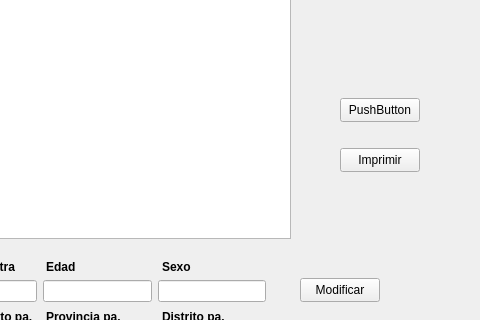
This is principal.ui in Mario-Chura/TO_Tabajo_Final_Grupo6_Tema2 as Qt 5 draws it before an edit; both pictures show x 320 to 800 and y 102 to 422 of the 800 by 600 pixel window. The edited form follows.
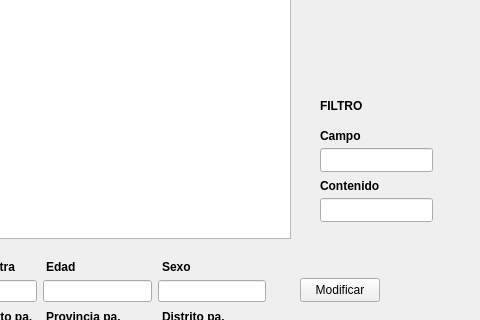
This is the edited form.

```diff
--- a/principal.ui
+++ b/principal.ui
@@ -109,19 +109,6 @@
      <string>Cargar Registos</string>
     </property>
    </widget>
-   <widget class="QPushButton" name="ejemplo">
-    <property name="geometry">
-     <rect>
-      <x>660</x>
-      <y>200</y>
-      <width>80</width>
-      <height>24</height>
-     </rect>
-    </property>
-    <property name="text">
-     <string>PushButton</string>
-    </property>
-   </widget>
    <widget class="QPushButton" name="Modificar">
     <property name="geometry">
      <rect>
@@ -432,17 +419,78 @@
      </item>
     </layout>
    </widget>
-   <widget class="QPushButton" name="pushButton">
+   <widget class="QLineEdit" name="Contenido">
     <property name="geometry">
      <rect>
-      <x>660</x>
+      <x>640</x>
+      <y>300</y>
+      <width>113</width>
+      <height>24</height>
+     </rect>
+    </property>
+   </widget>
+   <widget class="QLabel" name="label_16">
+    <property name="geometry">
+     <rect>
+      <x>640</x>
+      <y>280</y>
+      <width>109</width>
+      <height>16</height>
+     </rect>
+    </property>
+    <property name="font">
+     <font>
+      <bold>true</bold>
+     </font>
+    </property>
+    <property name="text">
+     <string>Contenido</string>
+    </property>
+   </widget>
+   <widget class="QLineEdit" name="Campo">
+    <property name="geometry">
+     <rect>
+      <x>640</x>
       <y>250</y>
-      <width>80</width>
+      <width>113</width>
       <height>24</height>
      </rect>
     </property>
+   </widget>
+   <widget class="QLabel" name="label_17">
+    <property name="geometry">
+     <rect>
+      <x>640</x>
+      <y>230</y>
+      <width>109</width>
+      <height>16</height>
+     </rect>
+    </property>
+    <property name="font">
+     <font>
+      <bold>true</bold>
+     </font>
+    </property>
     <property name="text">
-     <string>Imprimir</string>
+     <string>Campo</string>
+    </property>
+   </widget>
+   <widget class="QLabel" name="label_18">
+    <property name="geometry">
+     <rect>
+      <x>640</x>
+      <y>200</y>
+      <width>109</width>
+      <height>16</height>
+     </rect>
+    </property>
+    <property name="font">
+     <font>
+      <bold>true</bold>
+     </font>
+    </property>
+    <property name="text">
+     <string>FILTRO</string>
     </property>
    </widget>
   </widget>
```
